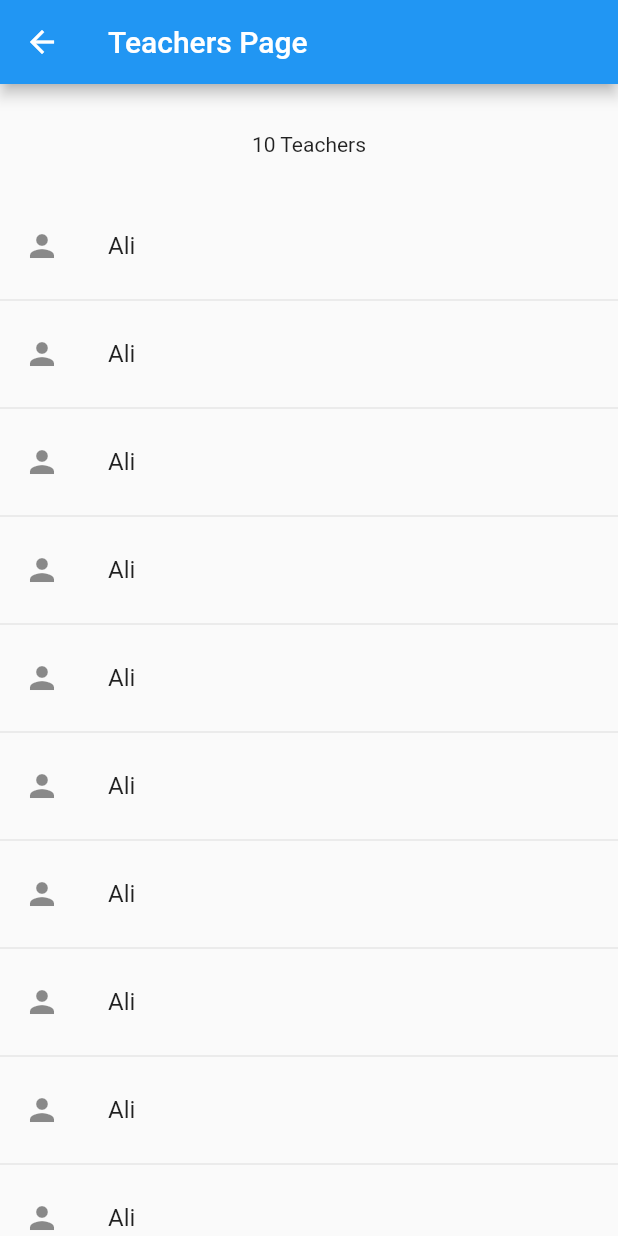
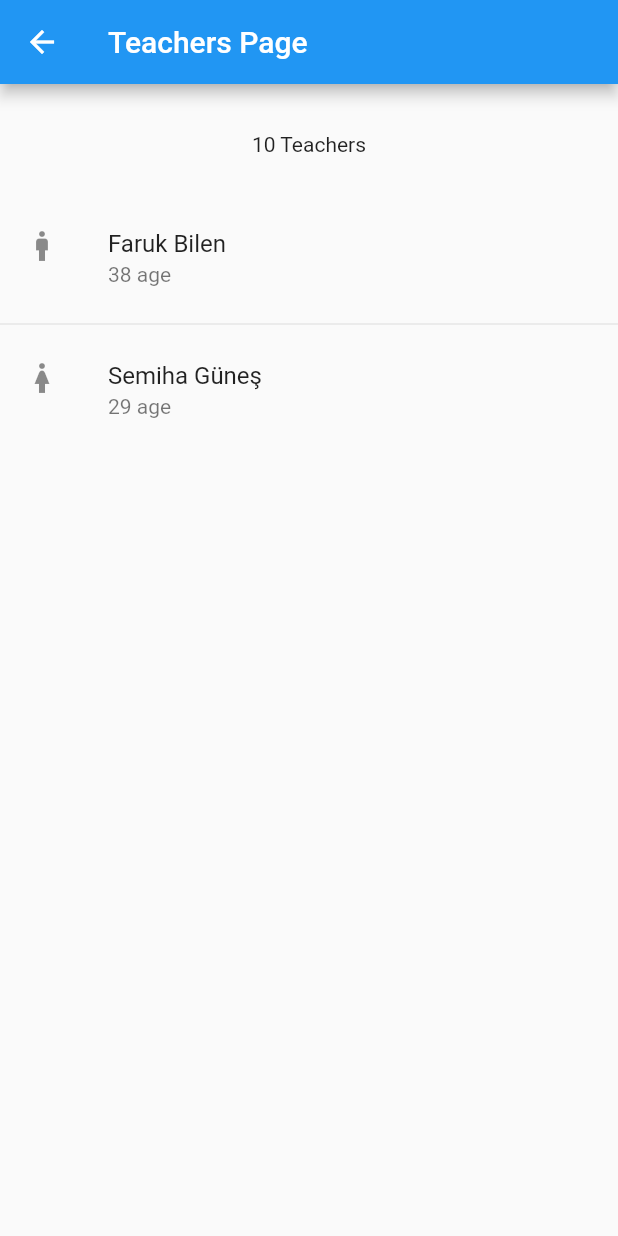
Before and after one commit to respawnables/student_app, a Flutter app: the screen it shows after launch, after a tap on "Teachers Page", on a phone screen of 412 x 824 dp. Run offline on Flutter 3.47's test engine with Material 2 defaults, Android fonts, the phone set to English and light mode, and no system bars.

Commit message:
feat: add repository layer and refactor app pages

```diff
--- a/lib/main.dart
+++ b/lib/main.dart
@@ -3,6 +3,9 @@ import 'package:flutter/material.dart';
 import 'package:student_app/pages/messages_page.dart';
 import 'package:student_app/pages/students_page.dart';
 import 'package:student_app/pages/teachers_page.dart';
+import 'package:student_app/repository/message_repository.dart';
+import 'package:student_app/repository/student_repository.dart';
+import 'package:student_app/repository/teacher_repository.dart';
 
 void main() {
   runApp(const StudentApp());
@@ -23,16 +26,25 @@ class StudentApp extends StatelessWidget {
   }
 }
 
-class HomePage extends StatelessWidget {
+class HomePage extends StatefulWidget {
   const HomePage({Key? key, required this.title}) : super(key: key);
 
   final String title;
 
   @override
+  State<HomePage> createState() => _HomePageState();
+}
+
+class _HomePageState extends State<HomePage> {
+  StudentRepository studentRepository = StudentRepository();
+  TeacherRepository teacherRepository = TeacherRepository();
+  MessageRepository messageRepository = MessageRepository();
+
+  @override
   Widget build(BuildContext context) {
     return Scaffold(
       appBar: AppBar(
-        title: Text(title),
+        title: Text(widget.title),
       ),
       body: Center(
         child: Column(
@@ -43,7 +55,9 @@ class HomePage extends StatelessWidget {
                 Navigator.push(
                   context,
                   MaterialPageRoute(
-                    builder: (context) => const StudentsPage(),
+                    builder: (context) => StudentsPage(
+                      students: studentRepository.students,
+                    ),
                   ),
                 );
               },
@@ -54,7 +68,8 @@ class HomePage extends StatelessWidget {
                 Navigator.push(
                   context,
                   MaterialPageRoute(
-                    builder: (context) => const TeachersPage(),
+                    builder: (context) =>
+                        TeachersPage(teachers: teacherRepository.students),
                   ),
                 );
               },
@@ -65,11 +80,13 @@ class HomePage extends StatelessWidget {
                 Navigator.push(
                   context,
                   MaterialPageRoute(
-                    builder: (context) => const MessagesPage(),
+                    builder: (context) => MessagesPage(
+                      messages: messageRepository.messages,
+                    ),
                   ),
                 );
               },
-              child: const Text('Messages Page'),
+              child: Text('Messages Page (${messageRepository.messageCount})'),
             )
           ],
         ),
--- a/lib/pages/teachers_page.dart
+++ b/lib/pages/teachers_page.dart
@@ -1,7 +1,11 @@
 import 'package:flutter/material.dart';
 
+import '../repository/teacher_repository.dart';
+
 class TeachersPage extends StatelessWidget {
-  const TeachersPage({Key? key}) : super(key: key);
+  const TeachersPage({Key? key, required this.teachers}) : super(key: key);
+
+  final List<Teacher> teachers;
 
   @override
   Widget build(BuildContext context) {
@@ -17,12 +21,10 @@ class TeachersPage extends StatelessWidget {
           ),
           Expanded(
             child: ListView.separated(
-              itemBuilder: (context, index) => const ListTile(
-                title: Text('Ali'),
-                leading: Icon(Icons.person),
-              ),
+              itemBuilder: (context, index) =>
+                  TeacherRow(teacher: teachers.elementAt(index)),
               separatorBuilder: (context, index) => const Divider(),
-              itemCount: 25,
+              itemCount: teachers.length,
             ),
           ),
         ],
@@ -30,3 +32,23 @@ class TeachersPage extends StatelessWidget {
     );
   }
 }
+
+class TeacherRow extends StatelessWidget {
+  const TeacherRow({
+    Key? key,
+    required this.teacher,
+  }) : super(key: key);
+
+  final Teacher teacher;
+
+  @override
+  Widget build(BuildContext context) {
+    return ListTile(
+      title: Text('${teacher.name} ${teacher.surname}'),
+      subtitle: Text('${teacher.age} age'),
+      leading: teacher.gender == 'Erkek'
+          ? const Icon(Icons.man_outlined)
+          : const Icon(Icons.woman_outlined),
+    );
+  }
+}
--- /dev/null
+++ b/lib/repository/student_repository.dart
@@ -0,0 +1,16 @@
+class Student {
+  String name;
+  String surname;
+  int age;
+  String gender;
+
+  Student(this.name, this.surname, this.age, this.gender);
+}
+
+class StudentRepository{
+
+  final List<Student> students = [
+    Student('Ali', 'Yılmaz', 18, 'Erkek'),
+    Student('Ayşe', 'Çelik', 20, 'Kadın'),
+  ];
+}
--- /dev/null
+++ b/lib/repository/teacher_repository.dart
@@ -0,0 +1,15 @@
+class Teacher {
+  String name;
+  String surname;
+  int age;
+  String gender;
+
+  Teacher(this.name, this.surname, this.age, this.gender);
+}
+
+class TeacherRepository {
+  final List<Teacher> students = [
+    Teacher('Faruk', 'Bilen', 38, 'Erkek'),
+    Teacher('Semiha', 'Güneş', 29, 'Kadın'),
+  ];
+}
```
Also changed, not shown: lib/pages/messages_page.dart (+40 -27 lines), lib/pages/students_page.dart (+35 -13 lines), lib/repository/message_repository.dart (added, +21 -0 lines).
